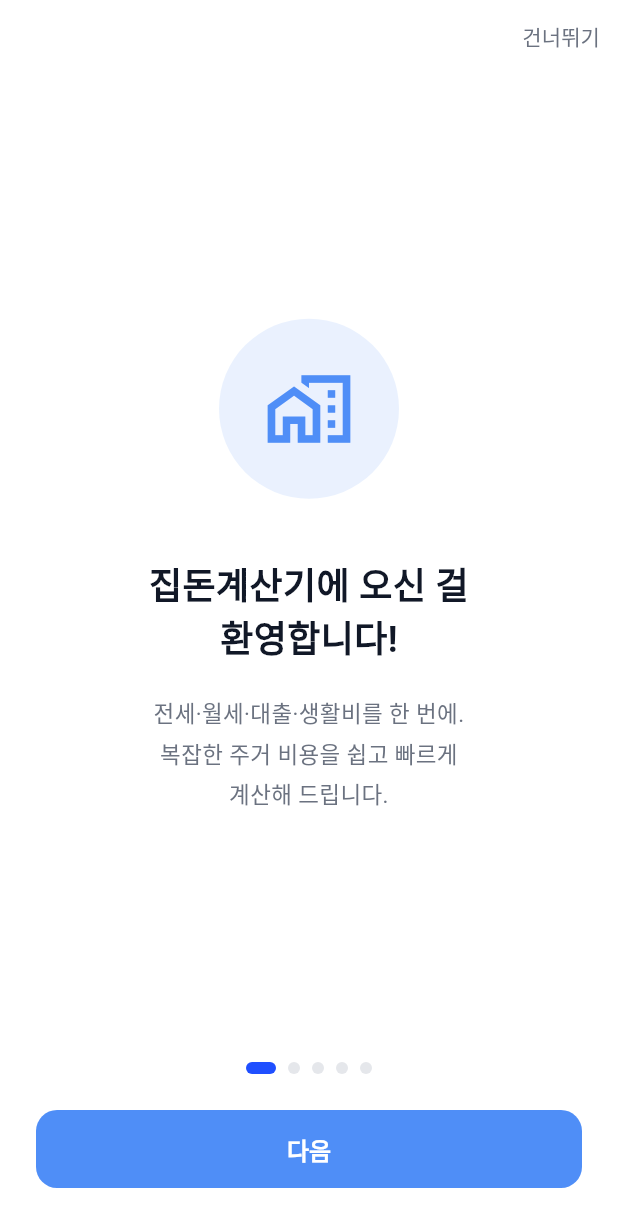
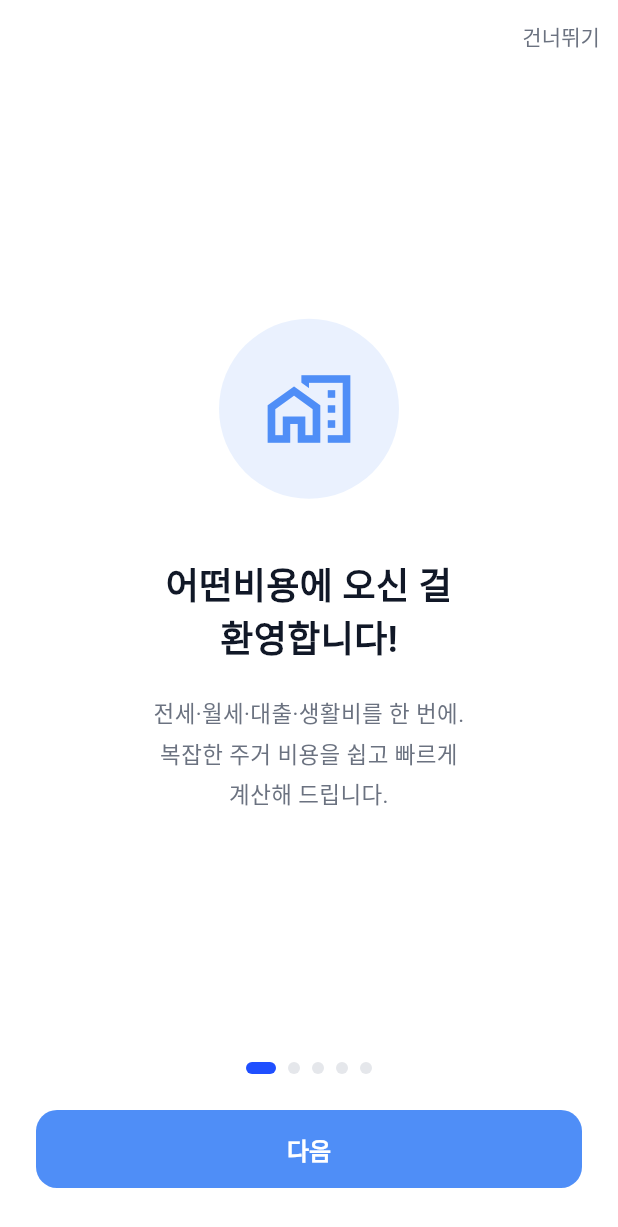
Before and after one commit to sungals/AI_MyHouseMoneyCalculator, a Flutter app: the screen it shows after launch, on a phone screen of 412 x 824 dp. Shown: the top 1227 px of the screen. Run offline on Flutter 3.47's test engine with Material 3 defaults, Android fonts, the phone set to English and light mode, and no system bars; our stand-ins replace connectivity_plus, fl_chart, flutter_riverpod, go_router, hive, hive_flutter and 3 more; accounts and stored records are empty.

Commit message:
feat: rename app to 어떤비용 and add PIN key pressed shadow effect
- Rename app name from 집돈계산기 to 어떤비용 across all files
  (app_constants, app.dart, onboarding, share texts, iOS/Android native)
- Enlarge PIN keypad tap area (88×72 → 96×84)
- Add pressed shadow/highlight animation to PIN key buttons
- Update settings PIN tile to use InkRipple splash effect

```diff
--- a/lib/app.dart
+++ b/lib/app.dart
@@ -14,7 +14,7 @@ class App extends ConsumerWidget {
     final isOnline = ref.watch(connectivityProvider);
 
     return MaterialApp.router(
-      title: '집돈계산기',
+      title: '어떤비용',
       theme: AppTheme.light,
       routerConfig: AppRouter.router,
       debugShowCheckedModeBanner: false,
--- a/lib/core/constants/app_constants.dart
+++ b/lib/core/constants/app_constants.dart
@@ -1,7 +1,7 @@
 class AppConstants {
   AppConstants._();
 
-  static const String appName = '집돈계산기';
+  static const String appName = '어떤비용';
   static const double horizontalPadding = 20.0;
   static const double cardRadius = 20.0;
   static const double cardPadding = 20.0;
--- a/lib/features/auth/login_screen.dart
+++ b/lib/features/auth/login_screen.dart
@@ -93,7 +93,7 @@ class _LoginScreenState extends ConsumerState<LoginScreen> {
               const SizedBox(height: 32),
               // App logo/title area
               const Text(
-                '집돈계산기',
+                AppConstants.appName,
                 style: TextStyle(
                   fontSize: 28,
                   fontWeight: FontWeight.bold,
--- a/lib/features/history/history_detail_screen.dart
+++ b/lib/features/history/history_detail_screen.dart
@@ -42,7 +42,7 @@ class _HistoryDetailScreenState extends ConsumerState<HistoryDetailScreen> {
         .map((e) => '${e.key}: ${_formatValue(e.value)}')
         .join('\n');
 
-    final text = '[집돈계산기] ${item.title}\n\n'
+    final text = '[어떤비용] ${item.title}\n\n'
         '${item.summary}\n\n'
         '$resultEntries\n\n'
         '※ 본 계산 결과는 참고용입니다.';
--- a/lib/features/loan_interest/loan_interest_screen.dart
+++ b/lib/features/loan_interest/loan_interest_screen.dart
@@ -86,7 +86,7 @@ class _LoanInterestScreenState extends ConsumerState<LoanInterestScreen> {
     final result = ref.read(loanInterestControllerProvider);
     if (result == null) return;
 
-    final text = '''[집돈계산기] 대출이자 계산 결과
+    final text = '''[어떤비용] 대출이자 계산 결과
 
 대출금: ${MoneyFormatter.formatWithWon(result.loanAmount)}
 월 이자: ${MoneyFormatter.formatWithWon(result.monthlyInterest)}
--- a/lib/features/monthly_expense/monthly_expense_screen.dart
+++ b/lib/features/monthly_expense/monthly_expense_screen.dart
@@ -100,7 +100,7 @@ class _MonthlyExpenseScreenState extends ConsumerState<MonthlyExpenseScreen> {
         .map((e) => '${e.key}: ${MoneyFormatter.formatWithWon(e.value)}')
         .join('\n');
 
-    final text = '''[집돈계산기] 월 고정비 계산 결과
+    final text = '''[어떤비용] 월 고정비 계산 결과
 
 $breakdown
 
--- a/lib/features/onboarding/onboarding_screen.dart
+++ b/lib/features/onboarding/onboarding_screen.dart
@@ -18,7 +18,7 @@ class _OnboardingScreenState extends State<OnboardingScreen> {
     _PageData(
       icon: Icons.home_work_outlined,
       color: Color(0xFF4F8EF7),
-      title: '집돈계산기에 오신 걸\n환영합니다!',
+      title: '어떤비용에 오신 걸\n환영합니다!',
       body: '전세·월세·대출·생활비를 한 번에.\n복잡한 주거 비용을 쉽고 빠르게\n계산해 드립니다.',
     ),
     _PageData(
--- a/lib/features/semi_rent/semi_rent_screen.dart
+++ b/lib/features/semi_rent/semi_rent_screen.dart
@@ -106,7 +106,7 @@ class _SemiRentScreenState extends ConsumerState<SemiRentScreen> {
     final result = ref.read(semiRentControllerProvider);
     if (result == null) return;
 
-    final text = '''[집돈계산기] 반전세 계산 결과
+    final text = '''[어떤비용] 반전세 계산 결과
 
 ${result.summaryText}
 
```
Also changed, not shown: lib/features/auth/pin/pin_login_screen.dart (+45 -9 lines), lib/features/settings/settings_screen.dart (+8 -6 lines), 2 other files.
